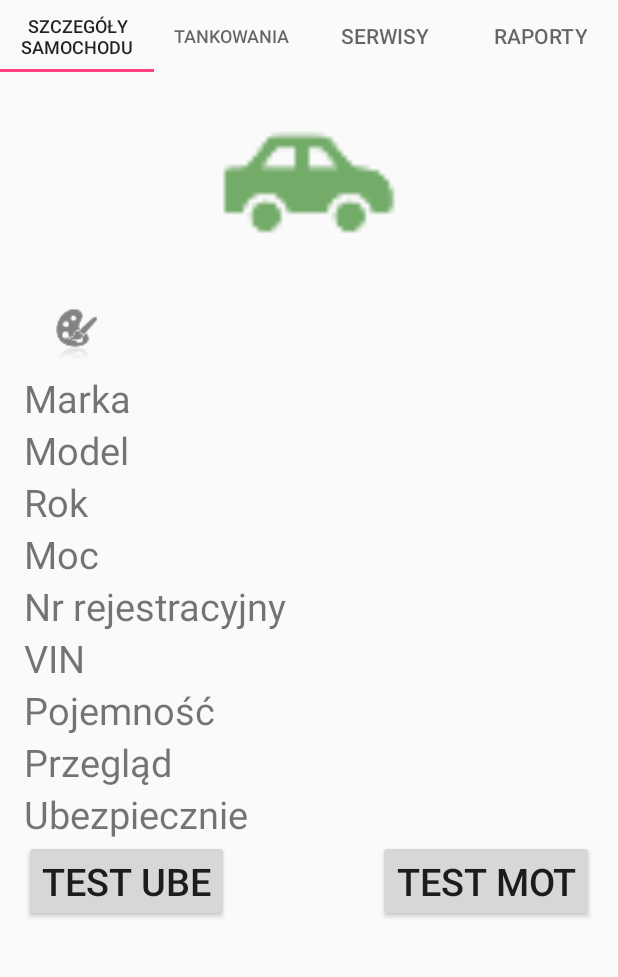
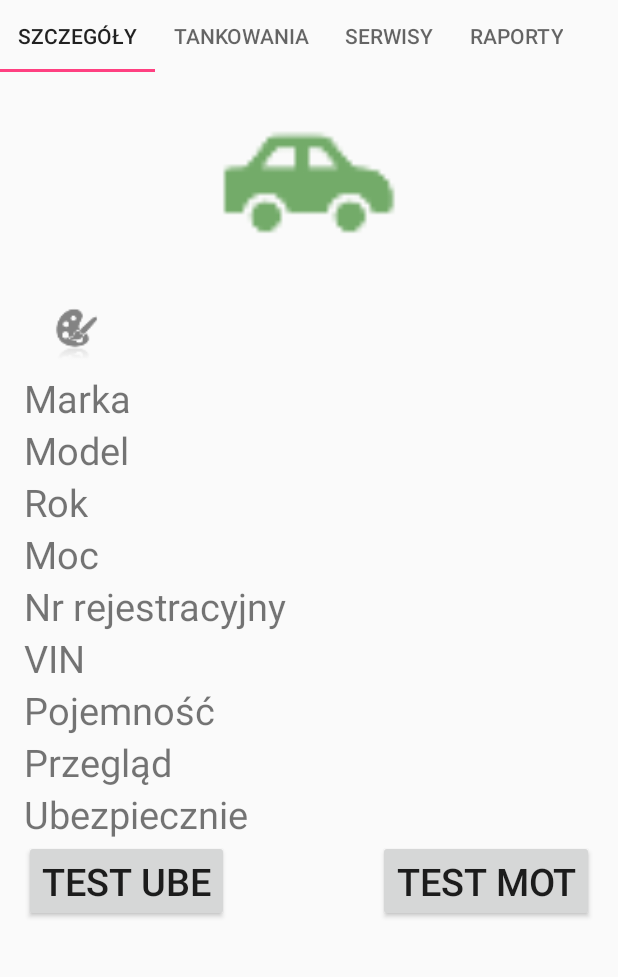
Before and after one commit to simur407/ZPI-AutoAssist, an Android app: the CarViewFragment screen opened directly, with no data from a screen before it, on a phone screen of 412 x 824 dp, the part 84-1061 px from its top. Run offline under Robolectric (Android 15) with nearby library versions, the phone set to English and light mode, and no system bars; libraries missing offline, so code that uses them is left out: com.melnykov.fab, com.rafalzajfert.androidlogger; 6 statements that could not run were skipped.

Commit message:
drobne zmiany w tabach

```diff
--- a/app/src/main/java/pl/edu/pwr/zpi/autoasystent/view/fragment/CarViewFragment.java
+++ b/app/src/main/java/pl/edu/pwr/zpi/autoasystent/view/fragment/CarViewFragment.java
@@ -37,7 +37,7 @@ public class CarViewFragment extends Fragment implements TabFragment, CarViewPan
 
     @Override
     public String getTabName() {
-        return "Szczegóły samochodu";
+        return "Szczegóły";
     }
 
     @Nullable
--- a/app/src/main/res/layout/activity_car.xml
+++ b/app/src/main/res/layout/activity_car.xml
@@ -9,7 +9,7 @@
 		android:id="@+id/tabs"
 		android:layout_width="match_parent"
 		android:layout_height="wrap_content"
-		app:tabMode="fixed"/>
+		app:tabMode="scrollable"/>
 
 	<android.support.v4.view.ViewPager
 		android:id="@+id/pager"
```
